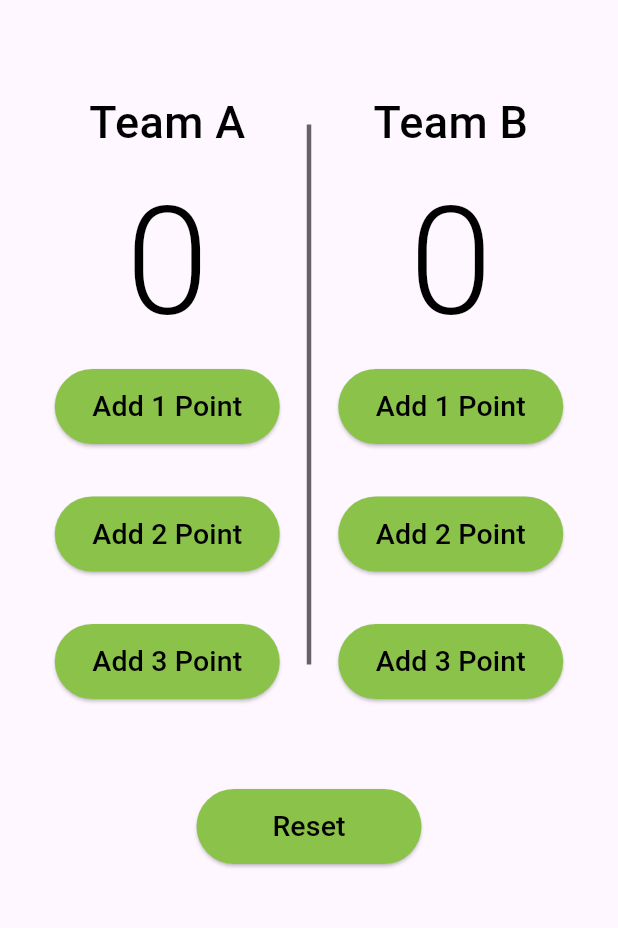
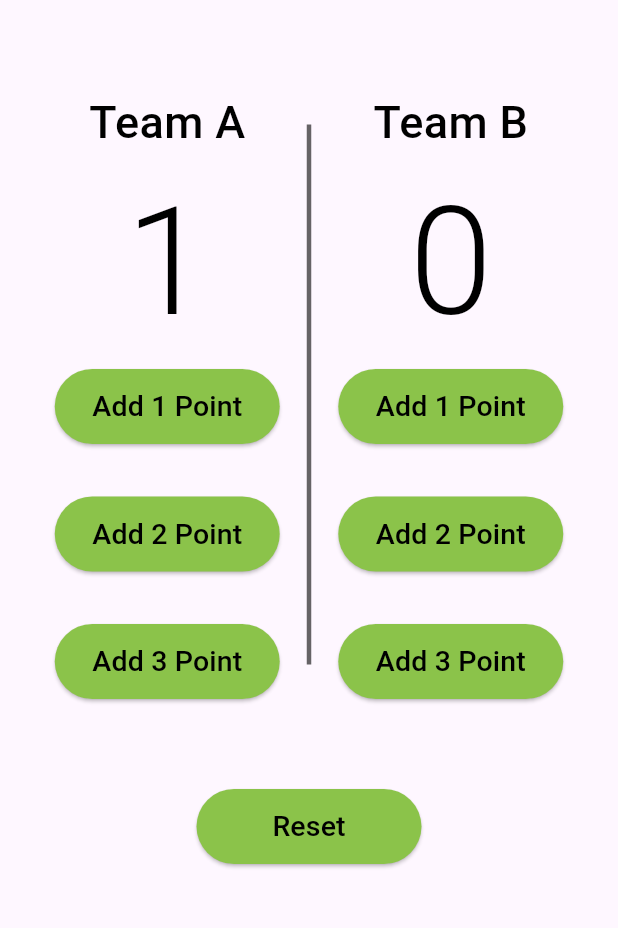
Before and after one commit to MarkMagdyShawky/basketball-counter-app, a Flutter app: the screen it shows after launch, after a tap on "Add 1 Point", on a phone screen of 412 x 824 dp, the part 90-1018 px from its top. Run offline on Flutter 3.47's test engine with Material 3 defaults, Android fonts, the phone set to English and light mode, and no system bars.

Commit message:
custom finish the app

```diff
--- a/lib/Home/Screen/homePage.dart
+++ b/lib/Home/Screen/homePage.dart
@@ -11,11 +11,13 @@ class HomePage extends StatefulWidget {
 }
 
 class _HomePageState extends State<HomePage> {
+  int teamA = 0;
+  int teamB = 0;
   @override
   Widget build(BuildContext context) {
     double pageWidth = MediaQuery.sizeOf(context).width;
-    int teamA = 0;
-    int teamB = 0;
+
+
     return Scaffold(
       appBar: AppBar(
         backgroundColor: kPrimaryColor,
@@ -29,7 +31,7 @@ class _HomePageState extends State<HomePage> {
       ),
       body: Center(
         child: Container(
-          padding: EdgeInsets.only(top: 60),
+          padding: const EdgeInsets.only(top: 60),
           child: Column(
             children: <Widget>[
               Row(
@@ -40,7 +42,7 @@ class _HomePageState extends State<HomePage> {
                     width: (pageWidth / 2) - 20,
                     child: Column(
                       children: [
-                        CustomTeamName(
+                        const CustomTeamName(
                           TeamName: 'Team A',
                         ),
                         Text(
@@ -51,11 +53,26 @@ class _HomePageState extends State<HomePage> {
                             fontWeight: FontWeight.w300,
                           ),
                         ),
-                        CustomButton(btnName: "Add 1 Point", onPressed: () {}),
-                        SizedBox(height: 35),
-                        CustomButton(btnName: "Add 2 Point", onPressed: () {}),
-                        SizedBox(height: 35),
-                        CustomButton(btnName: "Add 3 Point", onPressed: () {}),
+                        CustomButton(
+                            btnName: "Add 1 Point",
+                            onPressed: () {
+                              setState(() {
+                                teamA++;
+                              });
+                            }),
+                        const SizedBox(height: 35),
+                        CustomButton(btnName: "Add 2 Point", onPressed: () {
+                          setState(() {
+                            teamA +=2;
+                          });
+                        }),
+                        const SizedBox(height: 35),
+                        CustomButton(btnName: "Add 3 Point", onPressed: () {
+                          setState(() {
+                            teamA +=3;
+                            print(teamA);
+                          });
+                        }),
                       ],
                     ),
                   ),
@@ -68,7 +85,7 @@ class _HomePageState extends State<HomePage> {
                     width: (pageWidth / 2) - 20,
                     child: Column(
                       children: [
-                        CustomTeamName(
+                        const CustomTeamName(
                           TeamName: 'Team B',
                         ),
                         Text(
@@ -79,19 +96,38 @@ class _HomePageState extends State<HomePage> {
                             fontWeight: FontWeight.w300,
                           ),
                         ),
-                        CustomButton(btnName: "Add 1 Point", onPressed: () {}),
-                        SizedBox(height: 35),
-                        CustomButton(btnName: "Add 2 Point", onPressed: () {}),
-                        SizedBox(height: 35),
-                        CustomButton(btnName: "Add 3 Point", onPressed: () {}),
+                        CustomButton(
+                            btnName: "Add 1 Point",
+                            onPressed: () {
+                              setState(() {
+                                teamB++;
+                              });
+                            }),
+                        const SizedBox(height: 35),
+                        CustomButton(btnName: "Add 2 Point", onPressed: () {
+                          setState(() {
+                            teamB +=2;
+                          });
+                        }),
+                        const SizedBox(height: 35),
+                        CustomButton(btnName: "Add 3 Point", onPressed: () {
+                          setState(() {
+                            teamB +=3;
+                          });
+                        }),
                       ],
                     ),
                   ),
                 ],
               ),
-              SizedBox(height: 60),
+              const SizedBox(height: 60),
               ElevatedButton(
-                onPressed: () {},
+                onPressed: () {
+                  setState(() {
+                    teamB = 0;
+                    teamA = 0;
+                  });
+                },
                 style: ElevatedButton.styleFrom(
                   backgroundColor: kPrimaryColor,
                   minimumSize: const Size(150, 50),
--- a/lib/Home/Widgets/customTeamName.dart
+++ b/lib/Home/Widgets/customTeamName.dart
@@ -8,7 +8,7 @@ class CustomTeamName extends StatelessWidget {
   Widget build(BuildContext context) {
     return  Text(
       TeamName,
-      style: TextStyle(
+      style: const TextStyle(
         color: Colors.black,
         fontSize: 30,
         fontWeight: FontWeight.w500,
```
